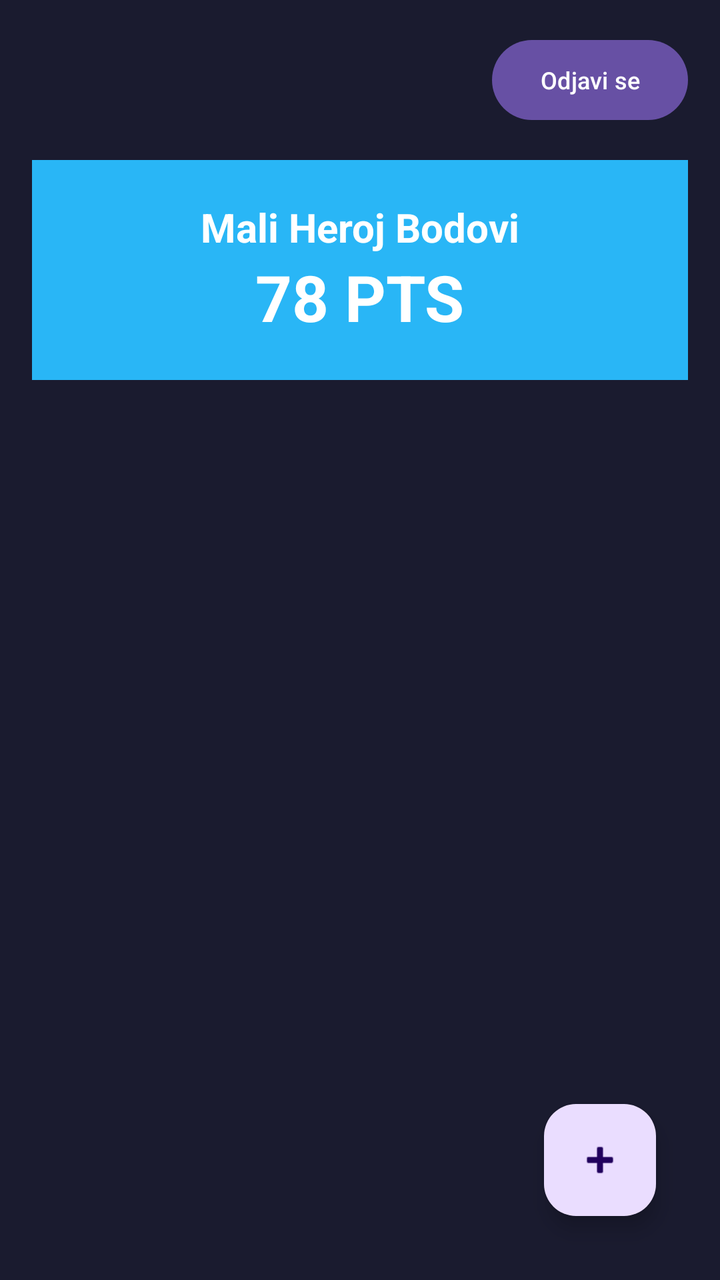
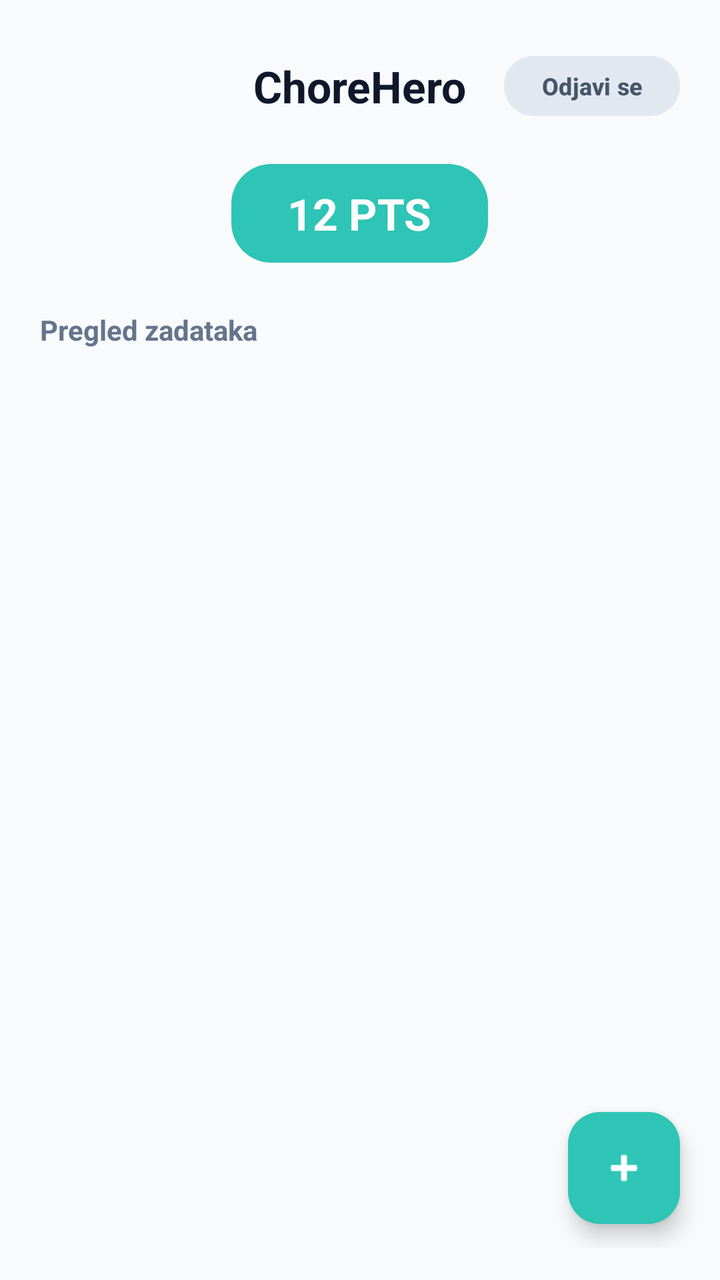

Before-and-after screenshots of an Android layout around one commit, followed by the original layout XML and the change that was made.
<!-- AndroidManifest.xml: application theme Theme.ChoreHero -->
<!-- res/layout/activity_main.xml -->
<?xml version="1.0" encoding="utf-8"?>
<RelativeLayout xmlns:android="http://schemas.android.com/apk/res/android"
    android:layout_width="match_parent"
    android:layout_height="match_parent"
    android:background="#1A1B2F"
    android:padding="16dp">

    
    <RelativeLayout
        android:id="@+id/headerLayout"
        android:layout_width="match_parent"
        android:layout_height="wrap_content"
        android:layout_alignParentTop="true"
        android:layout_marginBottom="16dp">

        <Button
            android:id="@+id/btnLogout"
            android:layout_width="wrap_content"
            android:layout_height="wrap_content"
            android:layout_alignParentEnd="true"
            android:text="Odjavi se"
            android:textSize="12sp" />
    </RelativeLayout>

    
    <LinearLayout
        android:id="@+id/cardPoints"
        android:layout_width="match_parent"
        android:layout_height="wrap_content"
        android:layout_below="@id/headerLayout"
        android:background="#29B6F6"
        android:gravity="center"
        android:orientation="vertical"
        android:padding="20dp">

        <TextView
            android:layout_width="wrap_content"
            android:layout_height="wrap_content"
            android:text="Mali Heroj Bodovi"
            android:textColor="#FFFFFF"
            android:textSize="20sp"
            android:textStyle="bold" />

        <TextView
            android:id="@+id/tvTotalPoints"
            android:layout_width="wrap_content"
            android:layout_height="wrap_content"
            android:text="78 PTS"
            android:textColor="#FFFFFF"
            android:textSize="32sp"
            android:textStyle="bold" />
    </LinearLayout>

    
    <androidx.recyclerview.widget.RecyclerView
        android:id="@+id/rvTasks"
        android:layout_width="match_parent"
        android:layout_height="match_parent"
        android:layout_above="@id/fabAddTask"
        android:layout_below="@id/cardPoints"
        android:layout_marginTop="16dp" />

    
    <com.google.android.material.floatingactionbutton.FloatingActionButton
        android:id="@+id/fabAddTask"
        android:layout_width="wrap_content"
        android:layout_height="wrap_content"
        android:layout_alignParentEnd="true"
        android:layout_alignParentBottom="true"
        android:layout_margin="16dp"
        android:contentDescription="Dodaj zadatak"
        android:src="@android:drawable/ic_input_add" />

</RelativeLayout>
<!-- resources referenced by this layout -->
<resources>
  <style name="Theme.ChoreHero" parent="Base.Theme.ChoreHero" />
  <style name="Base.Theme.ChoreHero" parent="Theme.Material3.DayNight.NoActionBar">
          
          
      </style>
</resources>

<!-- the commit's change to res/layout/activity_main.xml (unified diff, before → after) -->
@@ -1,9 +1,12 @@
 <?xml version="1.0" encoding="utf-8"?>
 <RelativeLayout xmlns:android="http://schemas.android.com/apk/res/android"
+    xmlns:app="http://schemas.android.com/apk/res-auto"
     android:layout_width="match_parent"
     android:layout_height="match_parent"
-    android:background="#1A1B2F"
-    android:padding="16dp">
+    android:background="#F8FAFC"
+    android:fitsSystemWindows="true"
+    android:paddingTop="16dp"
+    android:paddingBottom="16dp">
 
     
     <RelativeLayout
@@ -11,45 +14,72 @@
         android:layout_width="match_parent"
         android:layout_height="wrap_content"
         android:layout_alignParentTop="true"
+        android:layout_marginStart="20dp"
+        android:layout_marginTop="8dp"
+        android:layout_marginEnd="20dp"
         android:layout_marginBottom="16dp">
+
+        <TextView
+            android:layout_width="wrap_content"
+            android:layout_height="wrap_content"
+            android:layout_centerInParent="true"
+            android:text="ChoreHero"
+            android:textColor="#0F172A"
+            android:textSize="22sp"
+            android:textStyle="bold" />
 
         <Button
             android:id="@+id/btnLogout"
             android:layout_width="wrap_content"
-            android:layout_height="wrap_content"
+            android:layout_height="38dp"
             android:layout_alignParentEnd="true"
+            android:layout_centerVertical="true"
+            android:backgroundTint="#E2E8F0"
+            android:paddingStart="14dp"
+            android:paddingEnd="14dp"
             android:text="Odjavi se"
-            android:textSize="12sp" />
+            android:textColor="#475569"
+            android:textSize="12sp"
+            android:textStyle="bold" />
     </RelativeLayout>
 
     
     <LinearLayout
         android:id="@+id/cardPoints"
-        android:layout_width="match_parent"
+        android:layout_width="wrap_content"
         android:layout_height="wrap_content"
         android:layout_below="@id/headerLayout"
-        android:background="#29B6F6"
+        android:layout_centerHorizontal="true"
+        android:layout_marginTop="4dp"
+        android:background="@drawable/bg_points_badge"
         android:gravity="center"
-        android:orientation="vertical"
-        android:padding="20dp">
-
-        <TextView
-            android:layout_width="wrap_content"
-            android:layout_height="wrap_content"
-            android:text="Mali Heroj Bodovi"
-            android:textColor="#FFFFFF"
-            android:textSize="20sp"
-            android:textStyle="bold" />
+        android:orientation="horizontal"
+        android:paddingStart="28dp"
+        android:paddingTop="10dp"
+        android:paddingEnd="28dp"
+        android:paddingBottom="10dp">
 
         <TextView
             android:id="@+id/tvTotalPoints"
             android:layout_width="wrap_content"
             android:layout_height="wrap_content"
-            android:text="78 PTS"
+            android:text="12 PTS"
             android:textColor="#FFFFFF"
-            android:textSize="32sp"
+            android:textSize="22sp"
             android:textStyle="bold" />
     </LinearLayout>
+
+    <TextView
+        android:id="@+id/tvTasksHeader"
+        android:layout_width="wrap_content"
+        android:layout_height="wrap_content"
+        android:layout_below="@id/cardPoints"
+        android:layout_marginStart="20dp"
+        android:layout_marginTop="24dp"
+        android:text="Pregled zadataka"
+        android:textColor="#64748B"
+        android:textSize="14sp"
+        android:textStyle="bold" />
 
     
     <androidx.recyclerview.widget.RecyclerView
@@ -57,8 +87,12 @@
         android:layout_width="match_parent"
         android:layout_height="match_parent"
         android:layout_above="@id/fabAddTask"
-        android:layout_below="@id/cardPoints"
-        android:layout_marginTop="16dp" />
+        android:layout_below="@id/tvTasksHeader"
+        android:layout_marginTop="12dp"
+        android:clipToPadding="false"
+        android:paddingStart="20dp"
+        android:paddingEnd="20dp"
+        android:paddingBottom="80dp" />
 
     
     <com.google.android.material.floatingactionbutton.FloatingActionButton
@@ -67,8 +101,11 @@
         android:layout_height="wrap_content"
         android:layout_alignParentEnd="true"
         android:layout_alignParentBottom="true"
-        android:layout_margin="16dp"
+        android:layout_marginEnd="20dp"
+        android:layout_marginBottom="12dp"
         android:contentDescription="Dodaj zadatak"
-        android:src="@android:drawable/ic_input_add" />
+        android:src="@android:drawable/ic_input_add"
+        app:backgroundTint="#2EC4B6"
+        app:tint="#FFFFFF" />
 
 </RelativeLayout>
<!-- resource entries referenced after the edit -->
@@ -1,5 +1,12 @@
 <!-- resources referenced by this layout -->
 <resources>
+  <!-- drawable bg_points_badge (drawable) -->
+  <?xml version="1.0" encoding="utf-8"?>
+  <shape xmlns:android="http://schemas.android.com/apk/res/android"
+      android:shape="rectangle">
+      <solid android:color="#2EC4B6" />
+      <corners android:radius="20dp" />
+  </shape>
   <style name="Theme.ChoreHero" parent="Base.Theme.ChoreHero" />
   <style name="Base.Theme.ChoreHero" parent="Theme.Material3.DayNight.NoActionBar">
           
